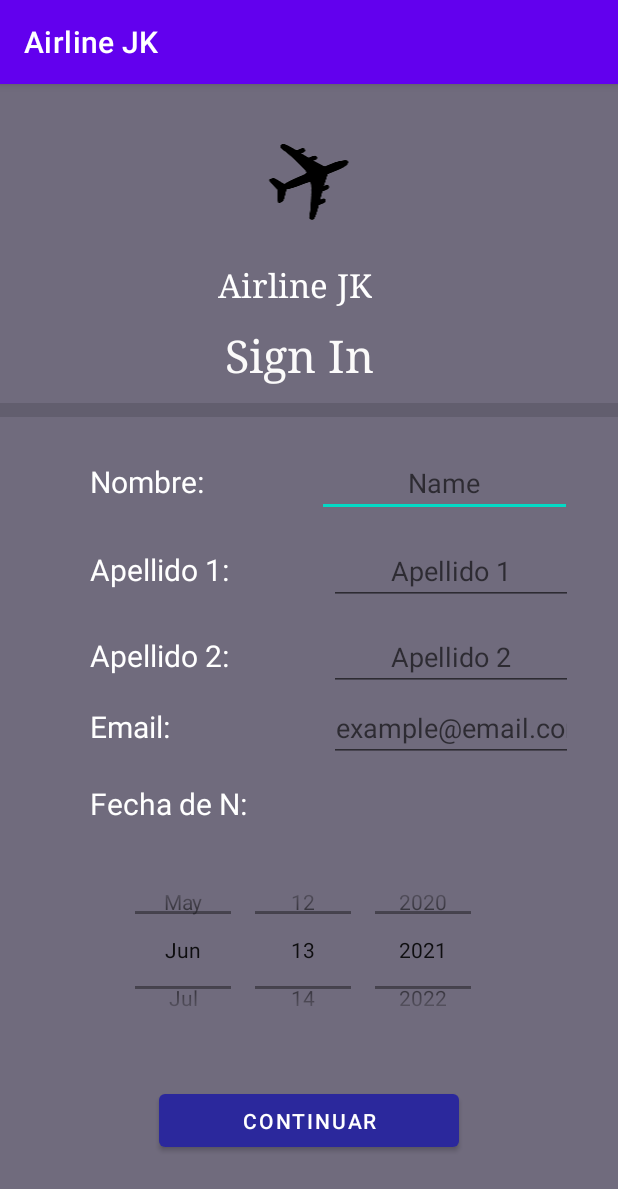
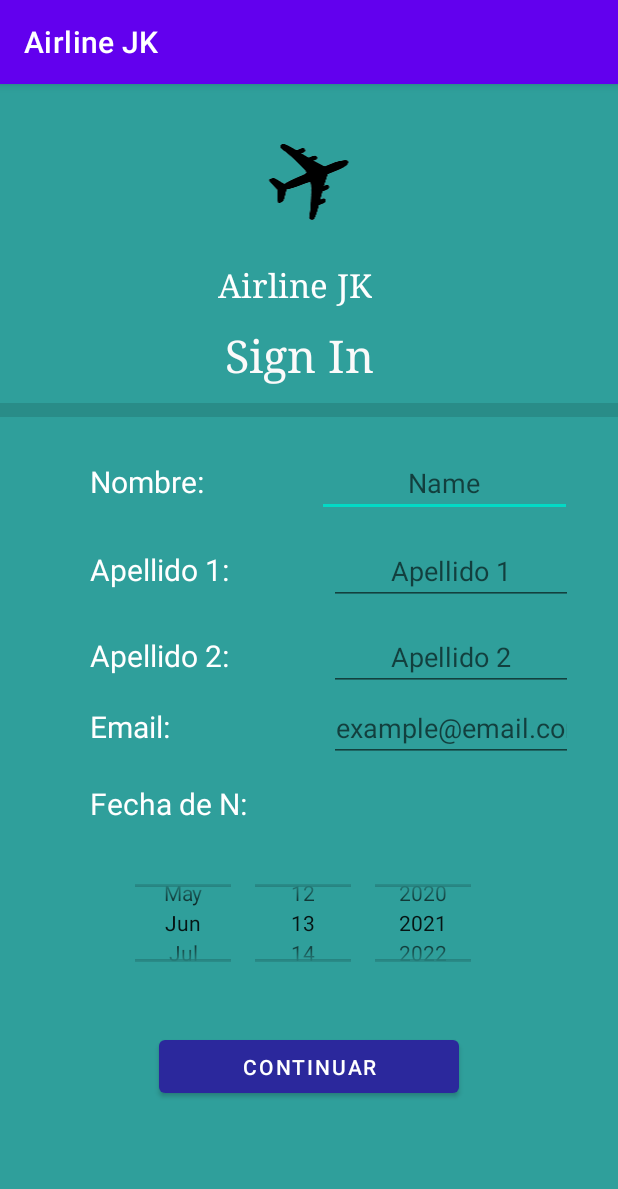
Before and after one commit to KevinFloresG/AirlineJKMobile, an Android app: the SignInActivity screen opened directly, with no data from a screen before it, on a phone screen of 412 x 824 dp. Shown: the top 1189 px of the screen. Run offline under Robolectric (Android 15) with nearby library versions, the phone set to English and light mode, and no system bars.

Commit message:
Sign In en progreso

```diff
--- a/app/src/main/java/com/mobile/airlinejkmobile/SignInActivity.kt
+++ b/app/src/main/java/com/mobile/airlinejkmobile/SignInActivity.kt
@@ -1,11 +1,45 @@
 package com.mobile.airlinejkmobile
 
+import android.content.Intent
 import androidx.appcompat.app.AppCompatActivity
 import android.os.Bundle
+import android.view.View
+import android.widget.Toast
+import com.mobile.airlinejkmobile.databinding.ActivityLoginBinding
+import com.mobile.airlinejkmobile.databinding.ActivitySignInBinding
 
 class SignInActivity : AppCompatActivity() {
+
+    private lateinit var binding : ActivitySignInBinding
+
     override fun onCreate(savedInstanceState: Bundle?) {
         super.onCreate(savedInstanceState)
-        setContentView(R.layout.activity_sign_in)
+        binding = ActivitySignInBinding.inflate(layoutInflater)
+        setContentView(binding.root)
+
+        val btn = binding.ctnBtn
+
+        btn.setOnClickListener(View.OnClickListener {
+
+            val i = Intent(this, SignInActivity2::class.java)
+            val name = binding.iName.text.toString()
+            val lastName1 = binding.iLastName1.text.toString()
+            val lastName2 = binding.iLastName2.text.toString()
+            val email = binding.iEmail.text.toString()
+            val dateOfB = ""+ binding.iDatePicker.year +"-"+ (binding.iDatePicker.month + 1) +"-"+ binding.iDatePicker.dayOfMonth
+
+            if(name == ""|| lastName1 == "" || lastName2 == "" || email == "" || dateOfB == "")
+                Toast.makeText(this, "Debe llenar todos los campos adecuadamente para seguir.", Toast.LENGTH_LONG).show()
+            else {
+                i.putExtra("Name", name)
+                i.putExtra("LastName1", lastName1)
+                i.putExtra("LastName2", lastName2)
+                i.putExtra("Email", email)
+                i.putExtra("DateOfBirth", dateOfB)
+                startActivity(i)
+            }
+        })
+
+
     }
 }
--- a/app/src/main/res/layout/activity_sign_in.xml
+++ b/app/src/main/res/layout/activity_sign_in.xml
@@ -4,12 +4,13 @@
     xmlns:tools="http://schemas.android.com/tools"
     android:layout_width="match_parent"
     android:layout_height="match_parent"
+    android:background="#2F9F9B"
     tools:context=".SignInActivity">
 
     <LinearLayout
         android:layout_width="match_parent"
         android:layout_height="match_parent"
-        android:background="#706b7d"
+        android:background="#2F9F9B"
         android:orientation="vertical"
         tools:layout_editor_absoluteX="146dp"
         tools:layout_editor_absoluteY="408dp">
@@ -24,7 +25,7 @@
             android:layout_height="wrap_content"
             android:layout_gravity="center"
             android:background="#00FFFFFF"
-            android:contentDescription="Logo"
+            android:contentDescription="@string/logo"
             android:src="@mipmap/ic_plane_foreground" />
 
         <TextView
@@ -32,12 +33,12 @@
             android:layout_width="wrap_content"
             android:layout_height="wrap_content"
             android:layout_marginStart="145dp"
+            android:layout_marginLeft="145dp"
             android:fontFamily="serif"
             android:gravity="center"
             android:text="@string/app_name"
             android:textColor="#FFFFFF"
-            android:textSize="22sp"
-            android:layout_marginLeft="145dp" />
+            android:textSize="22sp" />
 
         <Space
             android:layout_width="match_parent"
@@ -48,12 +49,12 @@
             android:layout_width="wrap_content"
             android:layout_height="wrap_content"
             android:layout_marginStart="150dp"
+            android:layout_marginLeft="150dp"
             android:fontFamily="serif"
             android:gravity="center"
-            android:text="@string/sign_in"
+            android:text="@string/sign_in_title"
             android:textColor="#FBFAFA"
-            android:textSize="30sp"
-            android:layout_marginLeft="150dp" />
+            android:textSize="30sp" />
 
         <Space
             android:layout_width="match_parent"
@@ -79,11 +80,11 @@
                 android:layout_width="92dp"
                 android:layout_height="wrap_content"
                 android:layout_marginStart="60dp"
+                android:layout_marginLeft="60dp"
                 android:layout_weight="1"
-                android:text="Nombre:"
+                android:text="@string/iNombre"
                 android:textColor="@color/white"
-                android:textSize="20sp"
-                android:layout_marginLeft="60dp" />
+                android:textSize="20sp" />
 
             <Space
                 android:layout_width="59dp"
@@ -91,16 +92,17 @@
                 android:layout_weight="1" />
 
             <EditText
-                android:id="@+id/iUsername"
+                android:id="@+id/iName"
                 android:layout_width="170dp"
                 android:layout_height="wrap_content"
                 android:layout_weight="1"
                 android:ems="10"
-                android:hint="Name"
+                android:gravity="center_horizontal"
+                android:hint="@string/name"
                 android:inputType="textPersonName"
                 android:textAlignment="center"
                 android:textColor="@color/white"
-                android:gravity="center_horizontal" />
+                android:autofillHints="" />
 
         </LinearLayout>
 
@@ -118,11 +120,11 @@
                 android:layout_width="114dp"
                 android:layout_height="wrap_content"
                 android:layout_marginStart="60dp"
+                android:layout_marginLeft="60dp"
                 android:layout_weight="1"
-                android:text="Apellido 1:"
+                android:text="@string/apellido_1"
                 android:textColor="@color/white"
-                android:textSize="20sp"
-                android:layout_marginLeft="60dp" />
+                android:textSize="20sp" />
 
             <Space
                 android:layout_width="59dp"
@@ -130,16 +132,17 @@
                 android:layout_weight="1" />
 
             <EditText
-                android:id="@+id/iPassword"
+                android:id="@+id/iLastName1"
                 android:layout_width="170dp"
                 android:layout_height="wrap_content"
                 android:layout_weight="1"
                 android:ems="10"
+                android:gravity="center_horizontal"
                 android:hint="Apellido 1"
                 android:inputType="textPersonName"
                 android:textAlignment="center"
                 android:textColor="@color/white"
-                android:gravity="center_horizontal" />
+                android:autofillHints="" />
 
         </LinearLayout>
 
@@ -157,11 +160,11 @@
                 android:layout_width="114dp"
                 android:layout_height="wrap_content"
                 android:layout_marginStart="60dp"
+                android:layout_marginLeft="60dp"
                 android:layout_weight="1"
                 android:text="Apellido 2:"
                 android:textColor="@color/white"
-                android:textSize="20sp"
-                android:layout_marginLeft="60dp" />
+                android:textSize="20sp" />
 
             <Space
                 android:layout_width="59dp"
@@ -169,16 +172,16 @@
                 android:layout_weight="1" />
 
             <EditText
-                android:id="@+id/confirmPassword"
+                android:id="@+id/iLastName2"
                 android:layout_width="170dp"
                 android:layout_height="wrap_content"
                 android:layout_weight="1"
                 android:ems="10"
+                android:gravity="center_horizontal"
                 android:hint="Apellido 2"
                 android:inputType="textPersonName"
                 android:textAlignment="center"
-                android:textColor="@color/white"
-                android:gravity="center_horizontal" />
+                android:textColor="@color/white" />
 
         </LinearLayout>
 
@@ -192,11 +195,11 @@
                 android:layout_width="114dp"
                 android:layout_height="wrap_content"
                 android:layout_marginStart="60dp"
+                android:layout_marginLeft="60dp"
                 android:layout_weight="1"
                 android:text="Email:"
                 android:textColor="@color/white"
-                android:textSize="20sp"
-                android:layout_marginLeft="60dp" />
+                android:textSize="20sp" />
 
             <Space
                 android:layout_width="59dp"
@@ -204,16 +207,16 @@
                 android:layout_weight="1" />
 
             <EditText
-                android:id="@+id/email"
+                android:id="@+id/iEmail"
                 android:layout_width="170dp"
                 android:layout_height="wrap_content"
                 android:layout_weight="1"
                 android:ems="10"
+                android:gravity="center_horizontal"
                 android:hint="example@email.com"
                 android:inputType="textPersonName"
                 android:textAlignment="center"
-                android:textColor="@color/white"
-                android:gravity="center_horizontal" />
+                android:textColor="@color/white" />
 
         </LinearLayout>
 
@@ -232,11 +235,11 @@
                 android:layout_width="114dp"
                 android:layout_height="wrap_content"
                 android:layout_marginStart="60dp"
+                android:layout_marginLeft="60dp"
                 android:layout_weight="1"
                 android:text="Fecha de N:"
                 android:textColor="@color/white"
-                android:textSize="20sp"
-                android:layout_marginLeft="60dp" />
+                android:textSize="20sp" />
 
 
         </LinearLayout>
@@ -247,9 +250,9 @@
 
 
         <DatePicker
-            android:id="@+id/datePicker"
-            android:layout_width="wrap_content"
-            android:layout_height="128dp"
+            android:id="@+id/iDatePicker"
+            android:layout_width="269dp"
+            android:layout_height="92dp"
             android:layout_gravity="center"
             android:calendarViewShown="false"
             android:datePickerMode="spinner"
@@ -261,11 +264,11 @@
 
 
         <Button
-            android:id="@+id/signIn"
+            android:id="@+id/ctnBtn"
             android:layout_width="200dp"
             android:layout_height="47dp"
             android:layout_gravity="center"
-            android:text="Continuar"
+            android:text="@string/continuar"
             app:backgroundTint="#2B289C" />
 
 
--- a/app/src/main/res/values/strings.xml
+++ b/app/src/main/res/values/strings.xml
@@ -7,8 +7,18 @@
     <string name="open">open</string>
     <string name="close">close</string>
     <string name="sign_in">Sign In</string>
-
     <string name="hello_blank_fragment">Hello blank fragment</string>
     <string name="flights_offer_frag">Flights Offer Frag</string>
     <string name="vuelos_en_oferta">Vuelos en Oferta</string>
+    <string name="logo">Logo</string>
+    <string name="login">Log In</string>
+    <string name="usuario">Usuario</string>
+    <string name="password">Password</string>
+    <string name="registrarse">Registrarse</string>
+    <string name="ingresar">Ingresar</string>
+    <string name="sign_in_title">Sign In</string>
+    <string name="continuar">Continuar</string>
+    <string name="iNombre">Nombre:</string>
+    <string name="name">Name</string>
+    <string name="apellido_1">Apellido 1:</string>
 </resources>
```
Also changed, not shown: app/src/main/java/com/mobile/airlinejkmobile/LoginActivity.kt (+18 -1 lines), app/src/main/java/com/mobile/airlinejkmobile/SignInActivity2.kt (+25 -1 lines), app/src/main/res/layout/activity_login.xml (+24 -27 lines).
